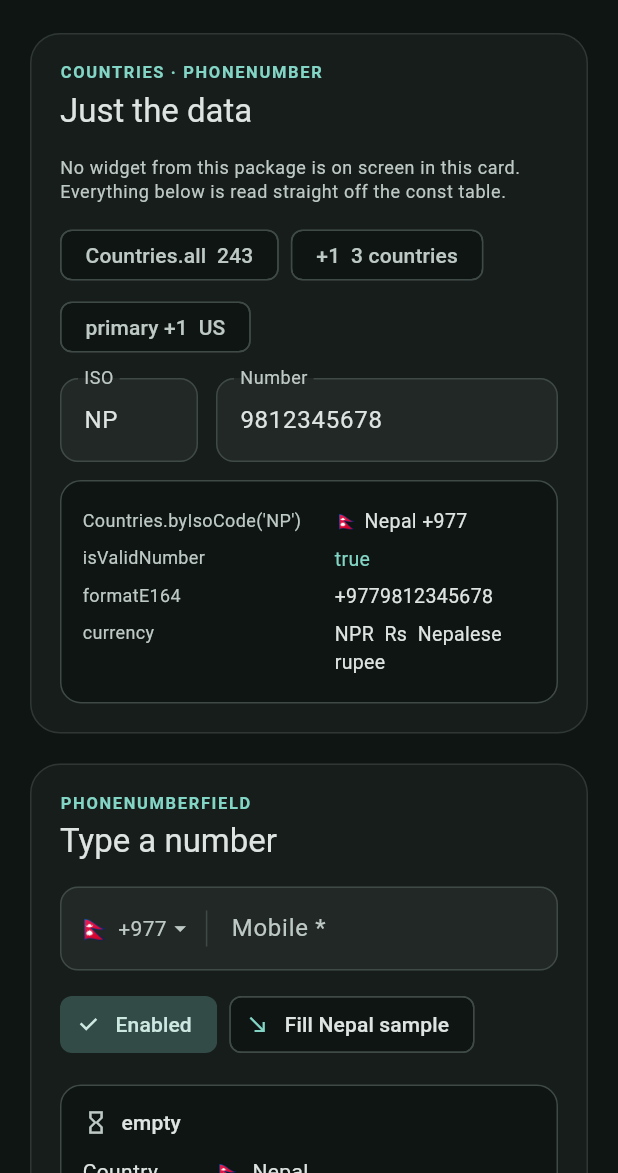
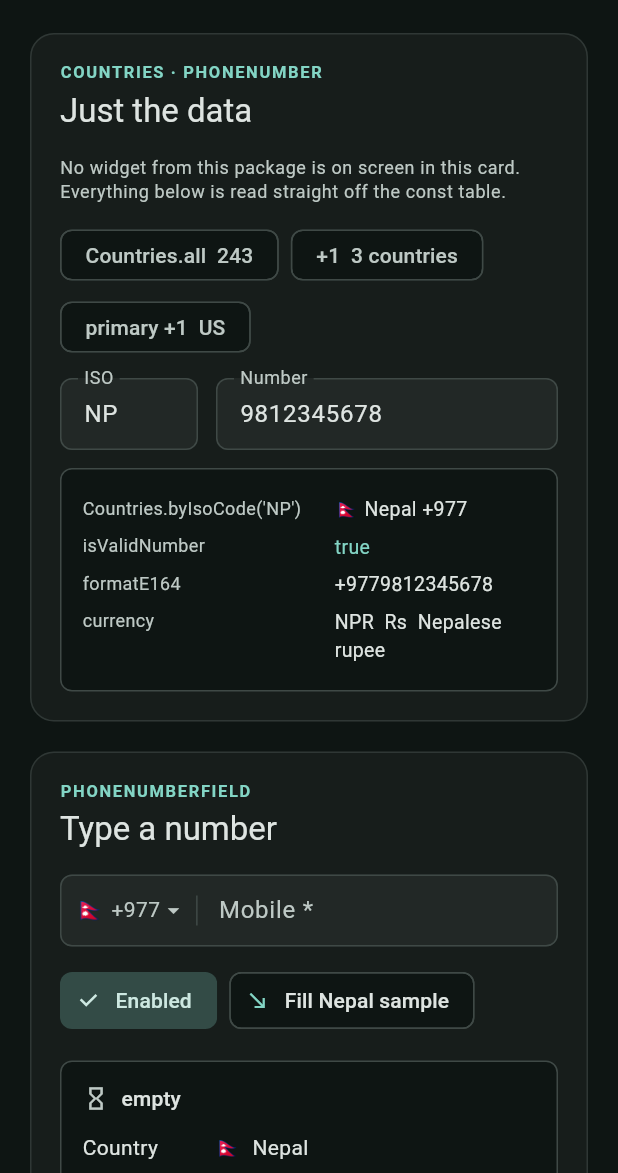
Before and after one commit to sawongam/country_phone_kit, a Flutter app: the screen it shows after launch, after a tap on the "dark mode" icon, on a phone screen of 412 x 824 dp, the part 63-1236 px from its top. Run offline on Flutter 3.47's test engine with Material 3 defaults, Android fonts, the phone set to English and light mode, and no system bars; missing offline and left inert: dlibphonenumber; statements that could not run were skipped.

Commit message:
refactor: remove outdated screenshots documentation and enhance UI components with consistent theming and improved input fields

```diff
--- a/example/lib/main.dart
+++ b/example/lib/main.dart
@@ -37,6 +37,14 @@ class _CountryPhoneKitExampleAppState extends State<CountryPhoneKitExampleApp> {
 
 ThemeData _theme(Brightness brightness) {
   final scheme = ColorScheme.fromSeed(seedColor: _seed, brightness: brightness);
+  const radius = BorderRadius.all(Radius.circular(8));
+
+  OutlineInputBorder outline({Color? color, double width = 1}) {
+    return OutlineInputBorder(
+      borderRadius: radius,
+      borderSide: BorderSide(color: color ?? scheme.outlineVariant, width: width),
+    );
+  }
 
   return ThemeData(
     colorScheme: scheme,
@@ -44,15 +52,16 @@ ThemeData _theme(Brightness brightness) {
     visualDensity: VisualDensity.standard,
     inputDecorationTheme: InputDecorationTheme(
       filled: true,
+      isDense: true,
       fillColor: scheme.surfaceContainerHighest.withValues(alpha: 0.45),
-      border: OutlineInputBorder(borderRadius: BorderRadius.circular(12)),
-      enabledBorder: OutlineInputBorder(
-        borderRadius: BorderRadius.circular(12),
-        borderSide: BorderSide(color: scheme.outlineVariant),
-      ),
-      focusedBorder: OutlineInputBorder(
-        borderRadius: BorderRadius.circular(12),
-        borderSide: BorderSide(color: scheme.primary, width: 1.5),
+      contentPadding: const EdgeInsets.symmetric(horizontal: 12, vertical: 12),
+      border: outline(),
+      enabledBorder: outline(),
+      focusedBorder: outline(color: scheme.primary, width: 1.5),
+      errorBorder: outline(color: scheme.error),
+      focusedErrorBorder: outline(color: scheme.error, width: 1.5),
+      disabledBorder: outline(
+        color: scheme.outlineVariant.withValues(alpha: 0.5),
       ),
     ),
   );
@@ -142,11 +151,15 @@ class _DataDemo extends StatefulWidget {
 class _DataDemoState extends State<_DataDemo> {
   final _iso = TextEditingController(text: 'NP');
   final _number = TextEditingController(text: '9812345678');
+  final _isoFocus = FocusNode();
+  final _numberFocus = FocusNode();
 
   @override
   void dispose() {
     _iso.dispose();
     _number.dispose();
+    _isoFocus.dispose();
+    _numberFocus.dispose();
     super.dispose();
   }
 
@@ -199,22 +212,28 @@ class _DataDemoState extends State<_DataDemo> {
                 width: 92,
                 child: TextField(
                   controller: _iso,
+                  focusNode: _isoFocus,
                   textCapitalization: TextCapitalization.characters,
+                  textInputAction: TextInputAction.next,
                   maxLength: 2,
                   decoration: const InputDecoration(
                     labelText: 'ISO',
                     counterText: '',
                   ),
                   onChanged: (_) => setState(() {}),
+                  onSubmitted: (_) => _numberFocus.requestFocus(),
                 ),
               ),
               const SizedBox(width: 12),
               Expanded(
                 child: TextField(
                   controller: _number,
+                  focusNode: _numberFocus,
                   keyboardType: TextInputType.phone,
+                  textInputAction: TextInputAction.done,
                   decoration: const InputDecoration(labelText: 'Number'),
                   onChanged: (_) => setState(() {}),
+                  onSubmitted: (_) => _numberFocus.unfocus(),
                 ),
               ),
             ],
@@ -224,7 +243,7 @@ class _DataDemoState extends State<_DataDemo> {
             padding: const EdgeInsets.all(14),
             decoration: BoxDecoration(
               color: scheme.surface,
-              borderRadius: BorderRadius.circular(14),
+              borderRadius: BorderRadius.circular(8),
               border: Border.all(color: scheme.outlineVariant),
             ),
             child: DefaultTextStyle.merge(
@@ -287,6 +306,67 @@ class _DataDemoState extends State<_DataDemo> {
   }
 }
 
+/// One-line control sized like the example [TextField]s.
+class _PickerField extends StatelessWidget {
+  const _PickerField({
+    required this.leading,
+    required this.label,
+    required this.caption,
+    required this.onTap,
+  });
+
+  final Widget leading;
+  final String label;
+  final String caption;
+  final VoidCallback onTap;
+
+  @override
+  Widget build(BuildContext context) {
+    final scheme = Theme.of(context).colorScheme;
+    final text = Theme.of(context).textTheme;
+    final fill = Theme.of(context).inputDecorationTheme.fillColor;
+
+    return Material(
+      color: fill ?? scheme.surfaceContainerHighest.withValues(alpha: 0.45),
+      shape: RoundedRectangleBorder(
+        borderRadius: BorderRadius.circular(8),
+        side: BorderSide(color: scheme.outlineVariant),
+      ),
+      child: InkWell(
+        onTap: onTap,
+        borderRadius: BorderRadius.circular(8),
+        child: Padding(
+          padding: const EdgeInsets.symmetric(horizontal: 12, vertical: 12),
+          child: Row(
+            children: [
+              leading,
+              const SizedBox(width: 10),
+              Expanded(
+                child: Text(
+                  label,
+                  maxLines: 1,
+                  overflow: TextOverflow.ellipsis,
+                  style: text.bodyLarge,
+                ),
+              ),
+              const SizedBox(width: 8),
+              Text(
+                caption,
+                maxLines: 1,
+                overflow: TextOverflow.ellipsis,
+                style: text.bodyMedium?.copyWith(
+                  color: scheme.onSurfaceVariant,
+                ),
+              ),
+              Icon(Icons.arrow_drop_down, color: scheme.onSurfaceVariant),
+            ],
+          ),
+        ),
+      ),
+    );
+  }
+}
+
 class _DemoCard extends StatelessWidget {
   const _DemoCard({
     required this.kicker,
@@ -306,7 +386,7 @@ class _DemoCard extends StatelessWidget {
     return Material(
       color: scheme.surfaceContainerLow,
       shape: RoundedRectangleBorder(
-        borderRadius: BorderRadius.circular(20),
+        borderRadius: BorderRadius.circular(16),
         side: BorderSide(color: scheme.outlineVariant.withValues(alpha: 0.6)),
       ),
       child: Padding(
@@ -384,6 +464,7 @@ class _PhoneFieldDemoState extends State<_PhoneFieldDemo> {
         crossAxisAlignment: CrossAxisAlignment.stretch,
         children: [
           PhoneNumberField(
+            autofocus: false,
             value: _phone,
             enabled: _enabled,
             required: true,
@@ -442,7 +523,7 @@ class _ValueBoard extends StatelessWidget {
       padding: const EdgeInsets.all(14),
       decoration: BoxDecoration(
         color: scheme.surface,
-        borderRadius: BorderRadius.circular(14),
+        borderRadius: BorderRadius.circular(8),
         border: Border.all(color: scheme.outlineVariant),
       ),
       child: Column(
@@ -525,7 +606,6 @@ class _CountryPickerDemoState extends State<_CountryPickerDemo> {
 
   @override
   Widget build(BuildContext context) {
-    final scheme = Theme.of(context).colorScheme;
     final currency = _country.currency;
 
     return _DemoCard(
@@ -534,45 +614,11 @@ class _CountryPickerDemoState extends State<_CountryPickerDemo> {
       child: Column(
         crossAxisAlignment: CrossAxisAlignment.stretch,
         children: [
-          Material(
-            color: scheme.surface,
-            shape: RoundedRectangleBorder(
-              borderRadius: BorderRadius.circular(14),
-              side: BorderSide(color: scheme.outlineVariant),
-            ),
-            child: InkWell(
+          _PickerField(
             onTap: _openSheet,
-              borderRadius: BorderRadius.circular(14),
-              child: Padding(
-                padding: const EdgeInsets.symmetric(
-                  horizontal: 14,
-                  vertical: 14,
-                ),
-                child: Row(
-                  children: [
-                    CountryFlag(_country.flag, size: 28),
-                    const SizedBox(width: 12),
-                    Expanded(
-                      child: Column(
-                        crossAxisAlignment: CrossAxisAlignment.start,
-                        children: [
-                          Text(
-                            _country.name,
-                            style: Theme.of(context).textTheme.titleMedium,
-                          ),
-                          Text(
-                            '${_country.isoCode}  ${_country.dialCodePrefix}',
-                            style: Theme.of(context).textTheme.bodySmall
-                                ?.copyWith(color: scheme.onSurfaceVariant),
-                          ),
-                        ],
-                      ),
-                    ),
-                    Icon(Icons.unfold_more, color: scheme.onSurfaceVariant),
-                  ],
-                ),
-              ),
-            ),
+            leading: CountryFlag(_country.flag, size: 18),
+            label: _country.name,
+            caption: '${_country.isoCode}  ${_country.dialCodePrefix}',
           ),
           const SizedBox(height: 12),
           Wrap(
@@ -656,52 +702,22 @@ class _CurrencyPickerDemoState extends State<_CurrencyPickerDemo> {
       child: Column(
         crossAxisAlignment: CrossAxisAlignment.stretch,
         children: [
-          Material(
-            color: scheme.surface,
-            shape: RoundedRectangleBorder(
-              borderRadius: BorderRadius.circular(14),
-              side: BorderSide(color: scheme.outlineVariant),
-            ),
-            child: InkWell(
+          _PickerField(
             onTap: _openSheet,
-              borderRadius: BorderRadius.circular(14),
-              child: Padding(
-                padding: const EdgeInsets.all(14),
-                child: Row(
-                  children: [
-                    SizedBox(
-                      width: 40,
-                      child: Center(
+            leading: SizedBox(
+              width: 28,
               child: Text(
                 _currency.symbol,
                 maxLines: 1,
                 overflow: TextOverflow.ellipsis,
-                          style: text.titleLarge?.copyWith(
+                textAlign: TextAlign.center,
+                style: text.bodyLarge?.copyWith(
                   color: scheme.onSurfaceVariant,
                 ),
               ),
             ),
-                    ),
-                    const SizedBox(width: 12),
-                    Expanded(
-                      child: Column(
-                        crossAxisAlignment: CrossAxisAlignment.start,
-                        children: [
-                          Text(_currency.name, style: text.titleMedium),
-                          Text(
-                            _currency.code,
-                            style: text.bodySmall?.copyWith(
-                              color: scheme.onSurfaceVariant,
-                            ),
-                          ),
-                        ],
-                      ),
-                    ),
-                    Icon(Icons.unfold_more, color: scheme.onSurfaceVariant),
-                  ],
-                ),
-              ),
-            ),
+            label: _currency.name,
+            caption: _currency.code,
           ),
           const SizedBox(height: 12),
           Text(
--- a/lib/src/widgets/phone_number_field.dart
+++ b/lib/src/widgets/phone_number_field.dart
@@ -177,7 +177,8 @@ class _PhoneNumberFieldState extends State<PhoneNumberField> {
         country: widget.value.country,
         onTap: widget.enabled ? _pickCountry : null,
       ),
-      prefixIconConstraints: const BoxConstraints(),
+      // Drop the Material default 48px prefix box so the field can stay dense.
+      prefixIconConstraints: const BoxConstraints(minWidth: 0, minHeight: 0),
     );
   }
 
@@ -231,18 +232,24 @@ class _CountrySelector extends StatelessWidget {
       children: [
         InkWell(
           onTap: onTap,
-          borderRadius: const BorderRadius.all(Radius.circular(4)),
+          borderRadius: const BorderRadius.all(Radius.circular(8)),
           child: Padding(
-            padding: const EdgeInsetsDirectional.only(start: 12, end: 8),
+            padding: const EdgeInsetsDirectional.only(
+              start: 10,
+              end: 6,
+              top: 8,
+              bottom: 8,
+            ),
             child: Row(
               mainAxisSize: MainAxisSize.min,
               children: [
-                CountryFlag(country.flag, size: 18),
+                CountryFlag(country.flag, size: 16),
                 const SizedBox(width: 4),
                 Text(
                   country.dialCodePrefix,
                   style: textTheme.bodyMedium?.copyWith(
                     color: foreground,
+                    height: 1.2,
                     fontFeatures: const [FontFeature.tabularFigures()],
                   ),
                 ),
@@ -251,8 +258,8 @@ class _CountrySelector extends StatelessWidget {
             ),
           ),
         ),
-        Container(width: 1, height: 24, color: scheme.outlineVariant),
-        const SizedBox(width: 12),
+        Container(width: 1, height: 20, color: scheme.outlineVariant),
+        const SizedBox(width: 10),
       ],
     );
   }
--- a/lib/src/widgets/picker_scaffold.dart
+++ b/lib/src/widgets/picker_scaffold.dart
@@ -136,15 +136,20 @@ class PickerSearchField extends StatelessWidget {
         onChanged: onChanged,
         decoration: InputDecoration(
           hintText: hintText,
-          prefixIcon: const Icon(Icons.search),
+          isDense: true,
+          prefixIcon: const Icon(Icons.search, size: 20),
+          prefixIconConstraints: const BoxConstraints(
+            minWidth: 36,
+            minHeight: 36,
+          ),
           suffixIcon: value.text.isEmpty
               ? null
               : IconButton(
-                  icon: const Icon(Icons.close),
+                  icon: const Icon(Icons.close, size: 18),
+                  visualDensity: VisualDensity.compact,
                   tooltip: clearTooltip,
                   onPressed: onClear,
                 ),
-          border: const OutlineInputBorder(),
         ),
       ),
     );
```
Also changed, not shown: 1 other file. Lines whose indentation alone changed are shown as unchanged.
